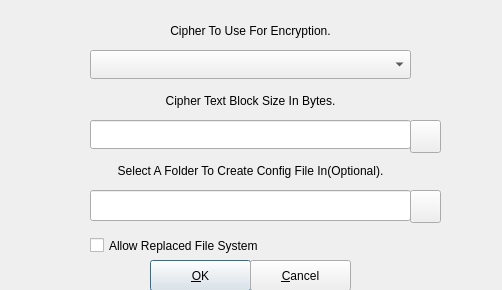
Qt form src/engines/cryfscreateoptions.ui (mhogomchungu/sirikali) before a commit.
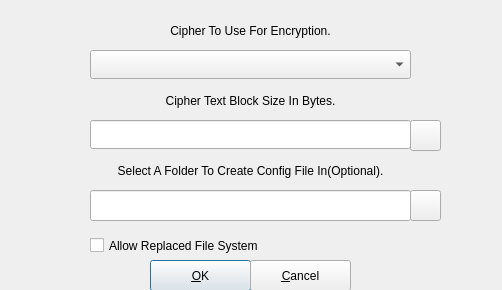
The same form after that commit.

Patch:
```diff
--- a/src/engines/cryfscreateoptions.ui
+++ b/src/engines/cryfscreateoptions.ui
@@ -138,7 +138,7 @@
      <x>410</x>
      <y>190</y>
      <width>31</width>
-     <height>33</height>
+     <height>31</height>
     </rect>
    </property>
    <property name="text">
@@ -151,7 +151,7 @@
      <x>410</x>
      <y>120</y>
      <width>31</width>
-     <height>33</height>
+     <height>31</height>
     </rect>
    </property>
    <property name="text">
```
